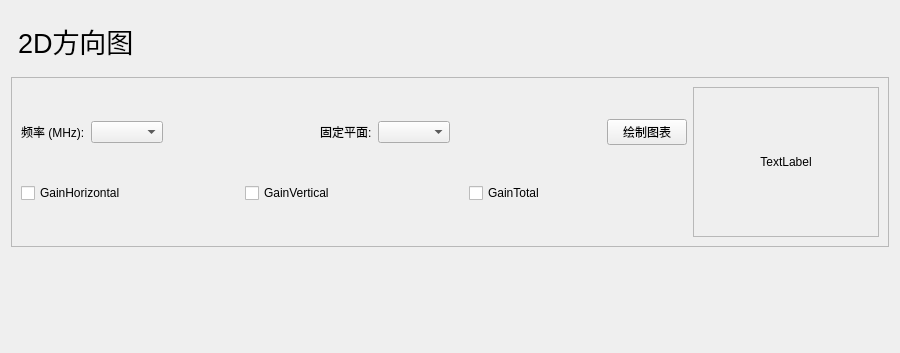
Before: the Qt Designer form analysis_pattern_interface.ui in GongYeSUDA/AntennaTestHelper, drawn with Qt 5; both pictures show x 0 to 900 and y 0 to 353 of the 900 by 700 pixel window.
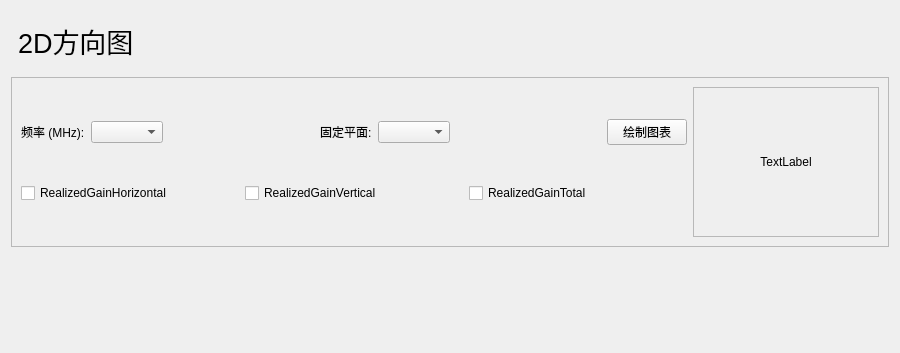
After: the same form once the commit is applied. Custom widgets are drawn as their Qt base class.

The edit to the form file:
```diff
--- a/analysis_pattern_interface.ui
+++ b/analysis_pattern_interface.ui
@@ -182,21 +182,21 @@
           <item>
            <widget class="CheckBox" name="checkBoxHori">
             <property name="text">
-             <string>GainHorizontal</string>
+             <string>RealizedGainHorizontal</string>
             </property>
            </widget>
           </item>
           <item>
            <widget class="CheckBox" name="checkBoxVert">
             <property name="text">
-             <string>GainVertical</string>
+             <string>RealizedGainVertical</string>
             </property>
            </widget>
           </item>
           <item>
            <widget class="CheckBox" name="checkBoxTotal">
             <property name="text">
-             <string>GainTotal</string>
+             <string>RealizedGainTotal</string>
             </property>
            </widget>
           </item>
```
